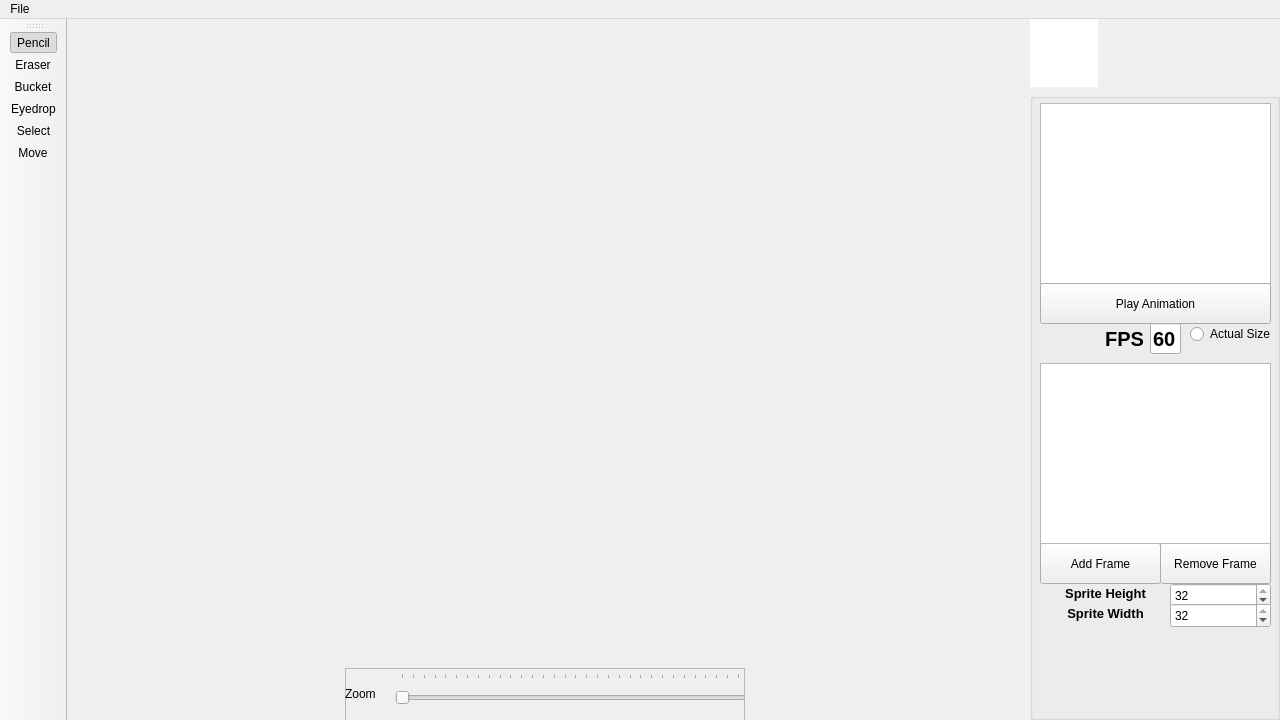
The window that view.ui (Kalean75/Sprite_Editor) describes before a commit, drawn with Qt 5.
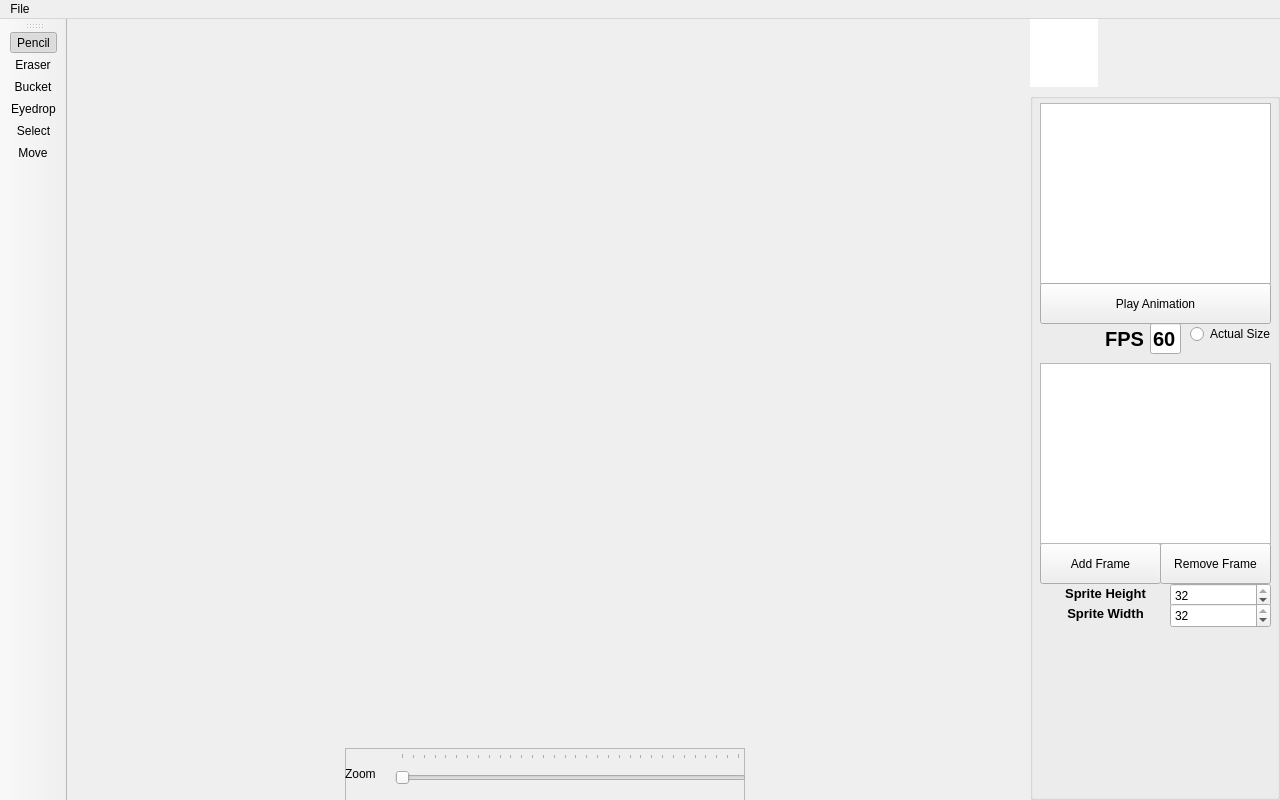
The same window after the commit. Icons and pictures are not drawn.

Commit message: Revise tool enum to match style conventions, adjust window size to fit elements

What changed in the file:
```diff
--- a/view.ui
+++ b/view.ui
@@ -7,7 +7,7 @@
     <x>0</x>
     <y>0</y>
     <width>1280</width>
-    <height>720</height>
+    <height>800</height>
    </rect>
   </property>
   <property name="mouseTracking">
```
The commit also changes 3 other files.
